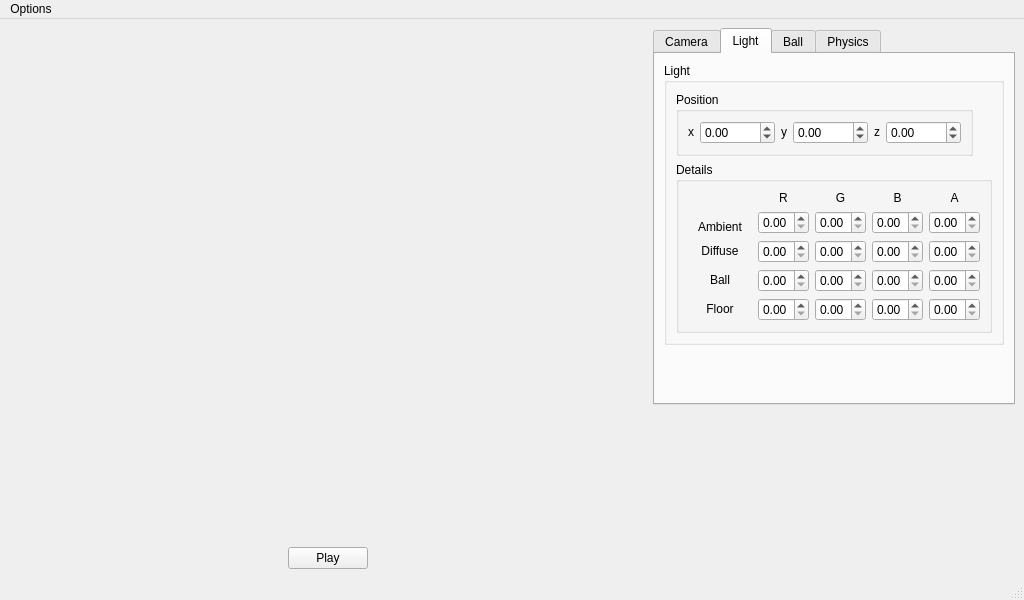
Before: the Qt Designer form ui/MainWindow.ui in lastland/BasketballGym, drawn with Qt 5.
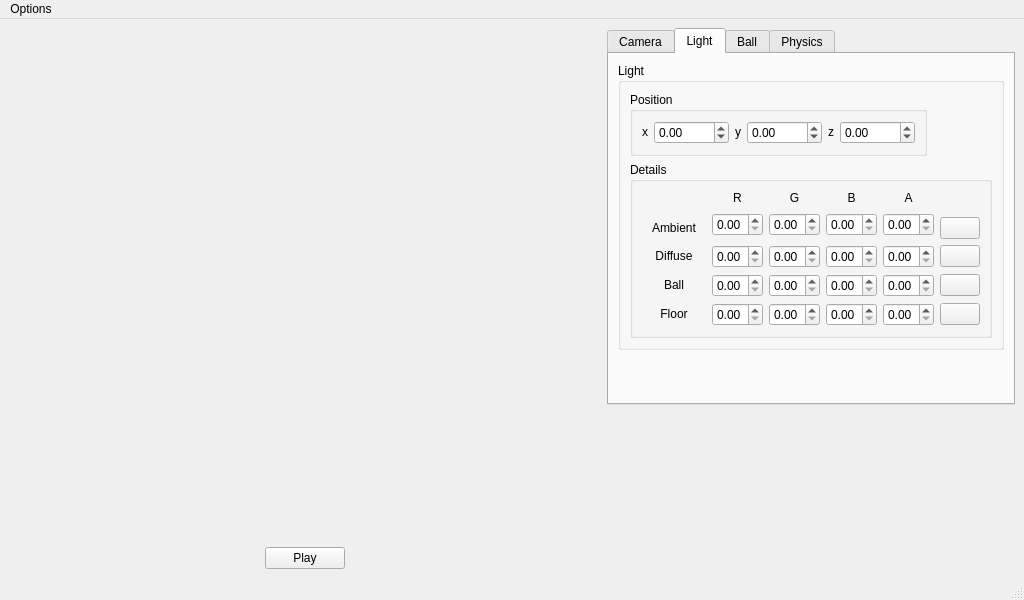
After: the same form once the commit is applied. The open tabs and pages were chosen to show the change.

Diff of the .ui file:
```diff
--- a/ui/MainWindow.ui
+++ b/ui/MainWindow.ui
@@ -763,6 +763,34 @@
                   </property>
                  </widget>
                 </item>
+                <item row="2" column="5">
+                 <widget class="QPushButton" name="ambientColorButton">
+                  <property name="text">
+                   <string/>
+                  </property>
+                 </widget>
+                </item>
+                <item row="3" column="5">
+                 <widget class="QPushButton" name="diffuseColorButton">
+                  <property name="text">
+                   <string/>
+                  </property>
+                 </widget>
+                </item>
+                <item row="5" column="5">
+                 <widget class="QPushButton" name="floorColorButton">
+                  <property name="text">
+                   <string/>
+                  </property>
+                 </widget>
+                </item>
+                <item row="4" column="5">
+                 <widget class="QPushButton" name="ballColorButton">
+                  <property name="text">
+                   <string/>
+                  </property>
+                 </widget>
+                </item>
                </layout>
               </widget>
              </item>
```
Left out of the diff: 2 changed lines with no effect on the pictures.
